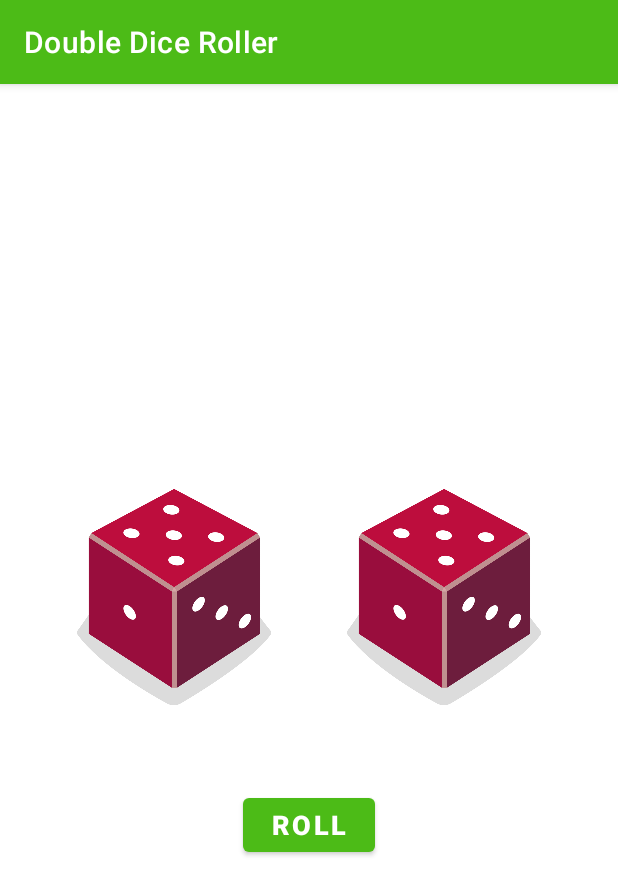
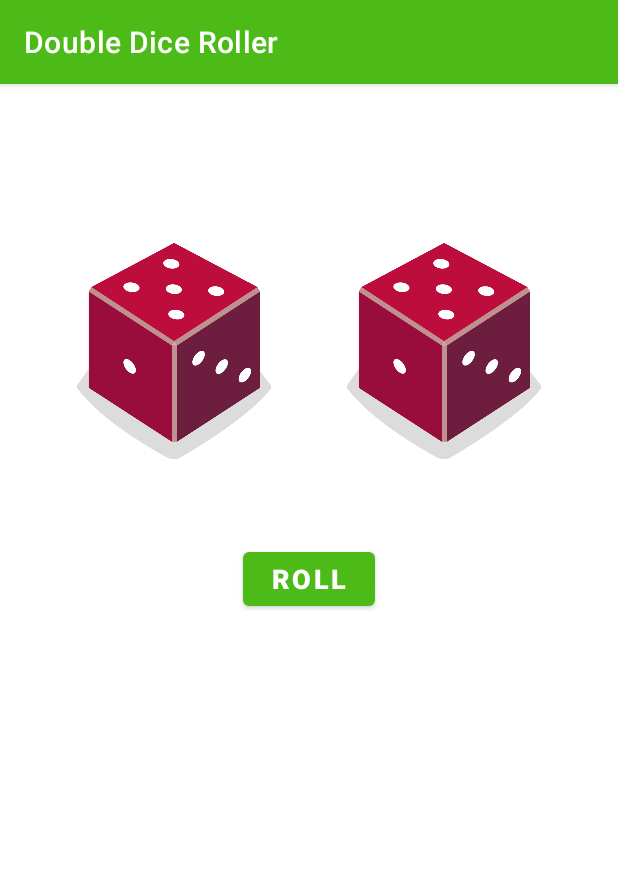
Before and after one commit to Crackmindedsk/DiceRollerApp, an Android app: the screen it shows after launch (MainActivity), on a phone screen of 412 x 824 dp. Shown: the top 895 px of the screen. Run offline under Robolectric (Android 15) with nearby library versions, the phone set to English and light mode, and no system bars; our stand-ins replace AdMob.

Commit message:
Added Scroll View

```diff
--- a/app/src/main/res/layout/activity_main.xml
+++ b/app/src/main/res/layout/activity_main.xml
@@ -1,12 +1,17 @@
 <?xml version="1.0" encoding="utf-8"?>
 
-<androidx.constraintlayout.widget.ConstraintLayout xmlns:android="http://schemas.android.com/apk/res/android"
+<ScrollView xmlns:android="http://schemas.android.com/apk/res/android"
     xmlns:app="http://schemas.android.com/apk/res-auto"
     xmlns:tools="http://schemas.android.com/tools"
     xmlns:ads="http://schemas.android.com/apk/res-auto"
     android:layout_width="match_parent"
-    android:layout_height="match_parent"
-    tools:context=".MainActivity">
+    android:layout_height="match_parent">
+<androidx.constraintlayout.widget.ConstraintLayout
+    android:layout_width="match_parent"
+    android:layout_height="wrap_content"
+    tools:context=".MainActivity"
+    android:layout_marginTop="100dp">
+
 
     <ImageView
         android:id="@+id/imageView"
@@ -38,7 +43,7 @@
         android:id="@+id/button"
         android:layout_width="wrap_content"
         android:layout_height="wrap_content"
-        android:layout_marginBottom="250dp"
+        android:layout_marginBottom="200dp"
         android:shadowColor="@color/black"
         android:shadowDx="15"
         android:shadowDy="15"
@@ -55,10 +60,10 @@
         android:layout_width="match_parent"
         android:layout_height="wrap_content"
         app:layout_constraintBottom_toBottomOf="parent"
-        android:layout_centerHorizontal="true"
-        android:layout_alignParentBottom="true"
         android:id="@+id/ad_view"
         ads:adSize="SMART_BANNER"
-        ads:adUnitId="ca-app-pub-3940256099942544/6300978111"/>
+        ads:adUnitId="ca-app-pub-3940256099942544/6300978111"
+        android:verticalScrollbarPosition="right" />
 
 </androidx.constraintlayout.widget.ConstraintLayout>
+</ScrollView>
```
